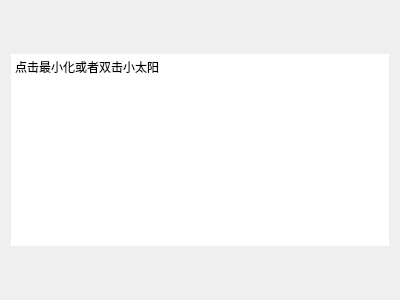
Before: the Qt Designer form examples/QBasicUiKitDemo/form/miniiconwidgetdemo.ui in daodaoliang/QDaodaoliang, drawn with Qt 5.
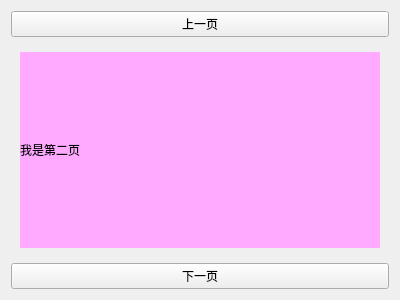
After: the same form once the commit is applied. Custom widgets are drawn as their Qt base class.

The edit to the form file:
```diff
--- a/examples/QBasicUiKitDemo/form/miniiconwidgetdemo.ui
+++ b/examples/QBasicUiKitDemo/form/miniiconwidgetdemo.ui
@@ -18,56 +18,64 @@
   </property>
   <layout class="QVBoxLayout" name="verticalLayout">
    <item>
-    <spacer name="verticalSpacer">
-     <property name="orientation">
-      <enum>Qt::Vertical</enum>
+    <widget class="QPushButton" name="pushButton_2">
+     <property name="text">
+      <string>上一页</string>
      </property>
-     <property name="sizeHint" stdset="0">
-      <size>
-       <width>20</width>
-       <height>40</height>
-      </size>
-     </property>
-    </spacer>
+    </widget>
    </item>
    <item>
-    <widget class="QTextEdit" name="textEdit">
-     <property name="styleSheet">
-      <string notr="true">
-  
-QTextEdit{  
-    border: 10px;  
-    border-image: none;  
-    background-color: rgba(255,255,255,255);  
-}  
- 
-  </string>
+    <widget class="QBasicRotatingStackedWidget" name="stackedWidget">
+     <property name="currentIndex">
+      <number>0</number>
      </property>
-     <property name="html">
-      <string>&lt;!DOCTYPE HTML PUBLIC &quot;-//W3C//DTD HTML 4.0//EN&quot; &quot;http://www.w3.org/TR/REC-html40/strict.dtd&quot;&gt;
-&lt;html&gt;&lt;head&gt;&lt;meta name=&quot;qrichtext&quot; content=&quot;1&quot; /&gt;&lt;style type=&quot;text/css&quot;&gt;
-p, li { white-space: pre-wrap; }
-&lt;/style&gt;&lt;/head&gt;&lt;body style=&quot; font-family:'SimSun'; font-size:9pt; font-weight:400; font-style:normal;&quot;&gt;
-&lt;p style=&quot; margin-top:0px; margin-bottom:0px; margin-left:0px; margin-right:0px; -qt-block-indent:0; text-indent:0px;&quot;&gt;点击最小化或者双击小太阳&lt;/p&gt;
-&lt;p style=&quot;-qt-paragraph-type:empty; margin-top:0px; margin-bottom:0px; margin-left:0px; margin-right:0px; -qt-block-indent:0; text-indent:0px;&quot;&gt;&lt;br /&gt;&lt;/p&gt;&lt;/body&gt;&lt;/html&gt;</string>
-     </property>
+     <widget class="QWidget" name="page">
+      <layout class="QVBoxLayout" name="verticalLayout_3">
+       <item>
+        <widget class="QLabel" name="label_2">
+         <property name="styleSheet">
+          <string notr="true">background-color: rgb(255, 170, 255);</string>
+         </property>
+         <property name="text">
+          <string>我是第二页</string>
+         </property>
+        </widget>
+       </item>
+      </layout>
+     </widget>
+     <widget class="QWidget" name="page_2">
+      <layout class="QVBoxLayout" name="verticalLayout_2">
+       <item>
+        <widget class="QLabel" name="label">
+         <property name="styleSheet">
+          <string notr="true">background-color: rgb(255, 255, 127);</string>
+         </property>
+         <property name="text">
+          <string>我是第一页</string>
+         </property>
+        </widget>
+       </item>
+      </layout>
+     </widget>
     </widget>
    </item>
    <item>
-    <spacer name="verticalSpacer_2">
-     <property name="orientation">
-      <enum>Qt::Vertical</enum>
+    <widget class="QPushButton" name="pushButton">
+     <property name="text">
+      <string>下一页</string>
      </property>
-     <property name="sizeHint" stdset="0">
-      <size>
-       <width>20</width>
-       <height>40</height>
-      </size>
-     </property>
-    </spacer>
+    </widget>
    </item>
   </layout>
  </widget>
+ <customwidgets>
+  <customwidget>
+   <class>QBasicRotatingStackedWidget</class>
+   <extends>QStackedWidget</extends>
+   <header>qbasicrotatingstackedwidget.h</header>
+   <container>1</container>
+  </customwidget>
+ </customwidgets>
  <resources/>
  <connections/>
 </ui>
```
